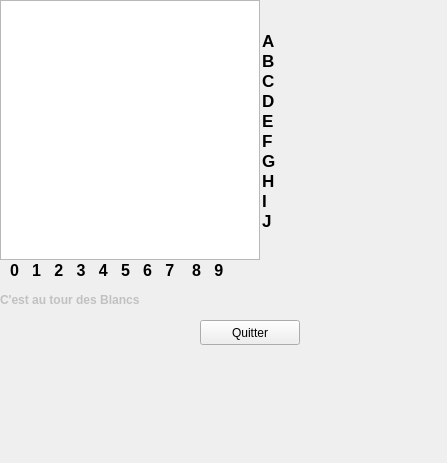
This is mainwindow.ui in SamMaroun/Jeu_de_Dames as Qt 5 draws it before an edit. The edited form follows.
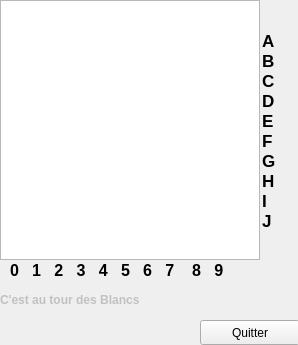
This is the edited form.

What changed in the file:
```diff
--- a/mainwindow.ui
+++ b/mainwindow.ui
@@ -9,8 +9,8 @@
    <rect>
     <x>0</x>
     <y>0</y>
-    <width>447</width>
-    <height>463</height>
+    <width>298</width>
+    <height>345</height>
    </rect>
   </property>
   <property name="font">
```
